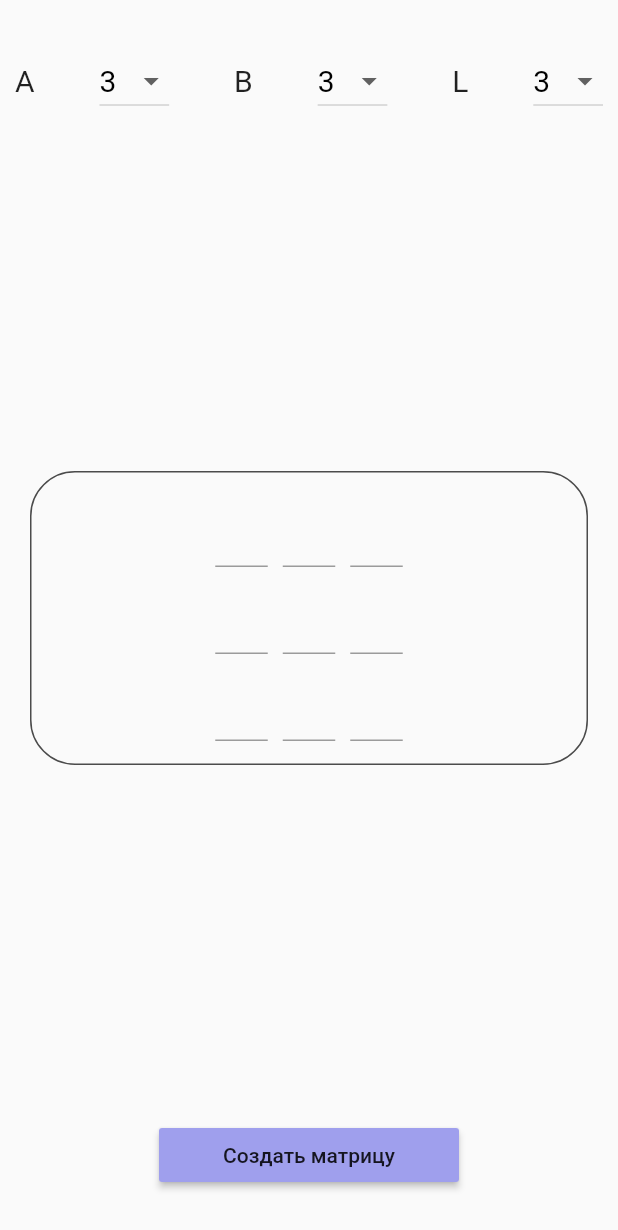
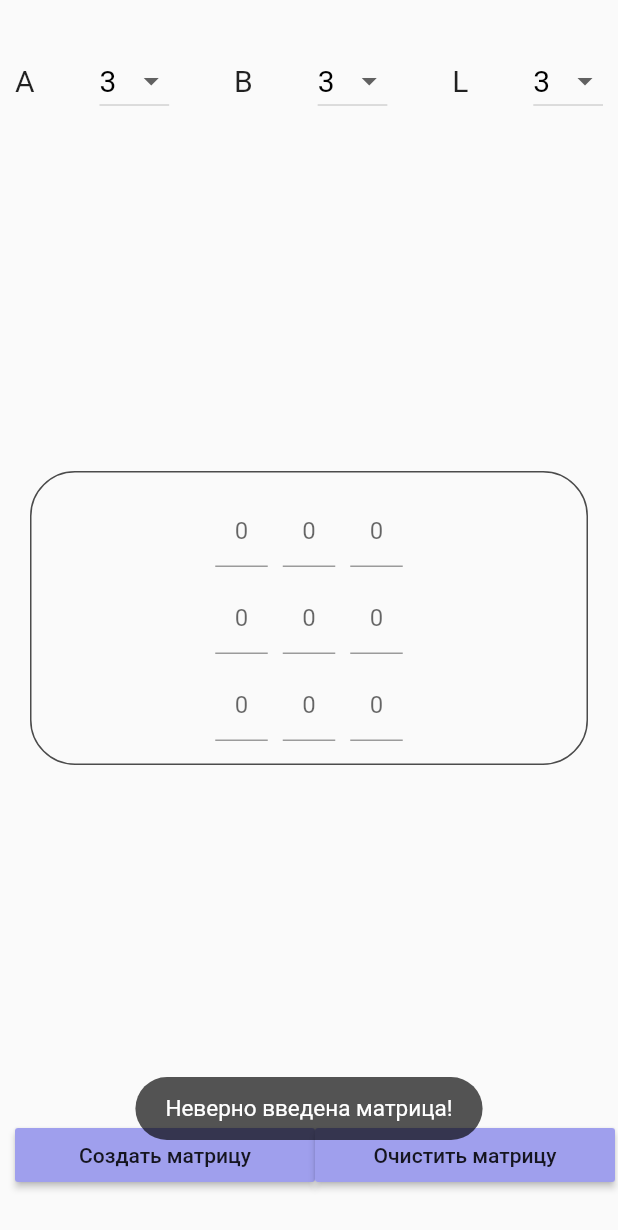
Before and after one commit to Fa1ry7a1l/matrix_calc, a Flutter app: the screen it shows after launch, after a tap on "Создать матрицу", on a phone screen of 412 x 824 dp. Shown: the top 1230 px of the screen. Run offline on Flutter 3.47's test engine with Material 2 defaults, Android fonts, the phone set to English and light mode, and no system bars; our stand-ins replace toast.

Commit message:
устал 11

```diff
--- a/lib/home.dart
+++ b/lib/home.dart
@@ -1,5 +1,6 @@
 import 'package:flutter/cupertino.dart';
 import 'package:flutter/material.dart';
+import 'package:toast/toast.dart';
 
 import 'EnterMatrix.dart';
 import 'ViewMatrix.dart';
@@ -155,14 +156,25 @@ class _HomeState extends State<Home> {
                   ),
                 ],
               ),
-
               _enterMatrix,
+              Row(mainAxisAlignment: MainAxisAlignment.center, children: [
                 MaterialButton(
                   onPressed: ButtonPressed,
                   color: Color.fromARGB(255, 159, 159, 237),
                   minWidth: 200.0,
                   child: Text("Создать матрицу"),
-              ), // Добавить функцию генераци
+                ),
+                Row(
+                  children: [
+                    MaterialButton(
+                        onPressed: DEleteEls,
+                        color: Color.fromARGB(255, 159, 159, 237),
+                        minWidth: 200.0,
+                        child: Text("Очистить матрицу"))
+                  ],
+                  mainAxisAlignment: MainAxisAlignment.end,
+                ),
+              ]),
             ],
           ),
         ),
@@ -170,29 +182,52 @@ class _HomeState extends State<Home> {
     );
   }
 
+  Future<void> DEleteEls() async {
+    _enterMatrix.DeleteText();
+  }
+
   Future<void> ButtonPressed() async {
     List<List<TextEditingController>> controllers =
         _enterMatrix.getControllers();
+
+    bool flag = true;
+
+    //print(controllers[0][0].value);
+
     List<List<int>> matr = [];
     for (int i = 0; i < controllers.length; i++) {
       List<int> r = [];
       for (int j = 0; j < controllers[i].length; j++) {
+        try {
           r.add(int.parse(
               controllers[i][j].text.replaceAll('.', "").replaceAll(",", "")));
+        } catch (e) {
+          flag = false;
+          break;
+        }
       }
       matr.add(r);
     }
+    //flag = false;
+
+    if (!flag) {
+      Toast.show("Неверно введена матрица!", context,
+          duration: Toast.LENGTH_SHORT, gravity: Toast.BOTTOM);
+    } else {
       var a = matrixSolution(matr);
       List<List<List<int>>> matrList = a[0];
       List<List<String>> stringList = a[1];
       //printMatr(matrList.last, int.parse(l));
       //print(stringList);
 
+      print("Length = " + matr.length.toString());
+
       Navigator.push(
         context,
         MaterialPageRoute(
             builder: (context) => Show(matrList, stringList, int.parse(l))),
       );
+    }
   }
 
   ///Решение СЛУ---------------------------------------------------------------------
--- a/pubspec.yaml
+++ b/pubspec.yaml
@@ -23,6 +23,7 @@ environment:
 dependencies:
   flutter:
     sdk: flutter
+  toast: ^0.1.5
 
 
   # The following adds the Cupertino Icons font to your application.
@@ -30,6 +31,7 @@ dependencies:
   cupertino_icons: ^1.0.2
 
 dev_dependencies:
+
   flutter_test:
     sdk: flutter
 
```
Also changed, not shown: lib/EnterMatrix.dart (+19 -2 lines), pubspec.lock. Lines whose indentation alone changed are shown as unchanged.
